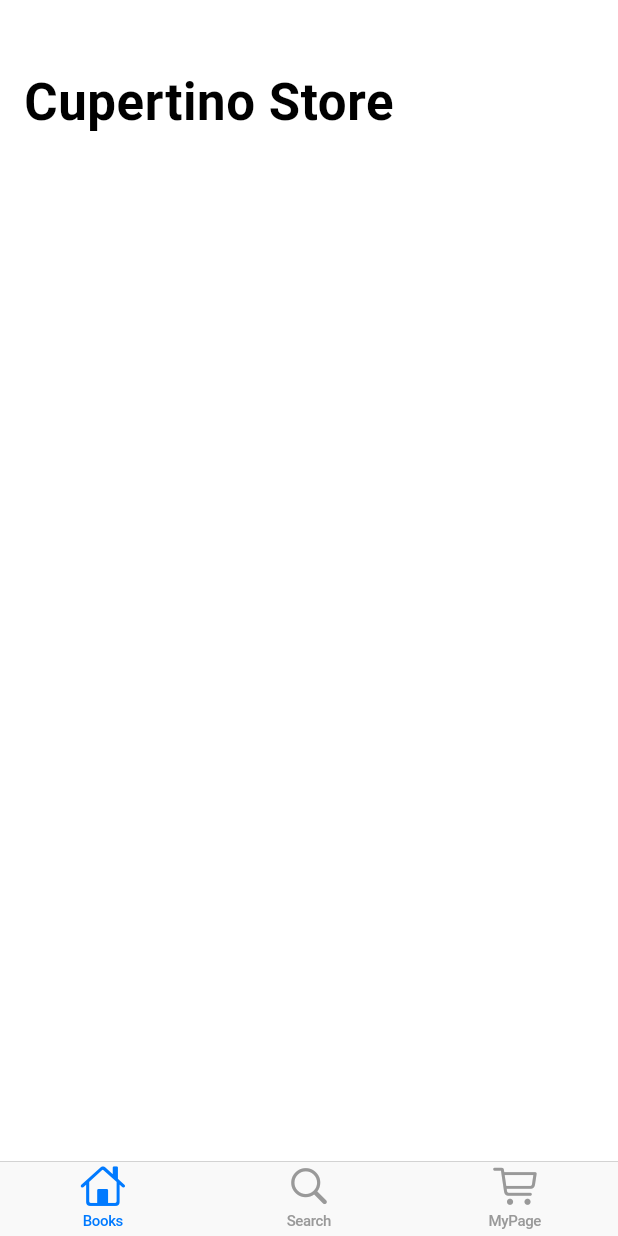
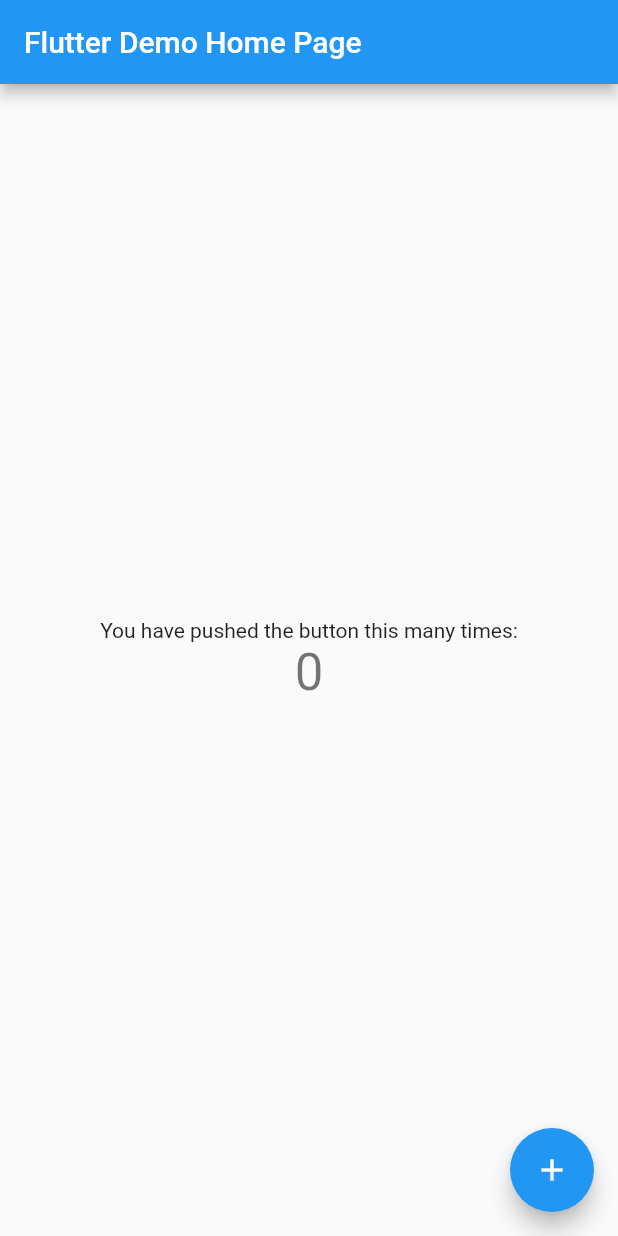
Before and after one commit to kopro-ov/flutter_book_club, a Flutter app: the screen it shows after launch, on a phone screen of 412 x 824 dp. Run offline on Flutter 3.47's test engine with Material 2 defaults, Android fonts, the phone set to English and light mode, and no system bars.

Commit message:
init flutter project

```diff
--- a/lib/app.dart
+++ /dev/null
@@ -1,76 +0,0 @@
-import 'package:flutter/cupertino.dart';
-import 'package:flutter/services.dart';
-
-import 'book_club_list_tab.dart';
-import 'search_tab.dart';
-import 'mypage.dart';
-
-class CupertinoStoreApp extends StatelessWidget {
-  const CupertinoStoreApp({Key? key}) : super(key: key);
-
-  @override
-  Widget build(BuildContext context) {
-    // This app is designed only to work vertically, so we limit
-    // orientations to portrait up and down.
-    SystemChrome.setPreferredOrientations(
-        [DeviceOrientation.portraitUp, DeviceOrientation.portraitDown]);
-
-    return const CupertinoApp(
-      theme: CupertinoThemeData(brightness: Brightness.light),
-      home: CupertinoStoreHomePage(),
-    );
-  }
-}
-
-class CupertinoStoreHomePage extends StatelessWidget {
-  const CupertinoStoreHomePage({Key? key}) : super(key: key);
-
-  @override
-  Widget build(BuildContext context) {
-    return CupertinoTabScaffold(
-      tabBar: CupertinoTabBar(
-        items: const <BottomNavigationBarItem>[
-          BottomNavigationBarItem(
-            icon: Icon(CupertinoIcons.home),
-            label: 'Books',
-          ),
-          BottomNavigationBarItem(
-            icon: Icon(CupertinoIcons.search),
-            label: 'Search',
-          ),
-          BottomNavigationBarItem(
-            icon: Icon(CupertinoIcons.shopping_cart),
-            label: 'MyPage',
-          ),
-        ],
-      ),
-      tabBuilder: (context, index) {
-        late final CupertinoTabView returnValue;
-        switch (index) {
-          case 0:
-            returnValue = CupertinoTabView(builder: (context) {
-              return const CupertinoPageScaffold(
-                child: BookClubListTab(),
-              );
-            });
-            break;
-          case 1:
-            returnValue = CupertinoTabView(builder: (context) {
-              return const CupertinoPageScaffold(
-                child: SearchTab(),
-              );
-            });
-            break;
-          case 2:
-            returnValue = CupertinoTabView(builder: (context) {
-              return const CupertinoPageScaffold(
-                child: MyPageTab(),
-              );
-            });
-            break;
-        }
-        return returnValue;
-      },
-    );
-  }
-}
--- a/lib/book_club_list_tab.dart
+++ /dev/null
@@ -1,23 +0,0 @@
-import 'package:flutter/cupertino.dart';
-import 'package:provider/provider.dart';
-
-import 'model/app_state_model.dart';
-
-class BookClubListTab extends StatelessWidget {
-  const BookClubListTab({Key? key}) : super(key: key);
-
-  @override
-  Widget build(BuildContext context) {
-    return Consumer<AppStateModel>(
-      builder: (context, model, child) {
-        return const CustomScrollView(
-          slivers: <Widget>[
-            CupertinoSliverNavigationBar(
-              largeTitle: Text('Cupertino Store'),
-            ),
-          ],
-        );
-      },
-    );
-  }
-}
--- a/lib/main.dart
+++ b/lib/main.dart
@@ -1,14 +1,115 @@
-import 'package:flutter/cupertino.dart';
-import 'package:provider/provider.dart';
-
-import 'app.dart';
-import 'model/app_state_model.dart';
+import 'package:flutter/material.dart';
 
 void main() {
-  return runApp(
-   ChangeNotifierProvider<AppStateModel>(            // NEW
-     create: (_) => AppStateModel()..loadBookClubs(), // NEW
-     child: const CupertinoStoreApp(),               // NEW
-   ),
- );
+  runApp(const MyApp());
 }
+
+class MyApp extends StatelessWidget {
+  const MyApp({Key? key}) : super(key: key);
+
+  // This widget is the root of your application.
+  @override
+  Widget build(BuildContext context) {
+    return MaterialApp(
+      title: 'Flutter Demo',
+      theme: ThemeData(
+        // This is the theme of your application.
+        //
+        // Try running your application with "flutter run". You'll see the
+        // application has a blue toolbar. Then, without quitting the app, try
+        // changing the primarySwatch below to Colors.green and then invoke
+        // "hot reload" (press "r" in the console where you ran "flutter run",
+        // or simply save your changes to "hot reload" in a Flutter IDE).
+        // Notice that the counter didn't reset back to zero; the application
+        // is not restarted.
+        primarySwatch: Colors.blue,
+      ),
+      home: const MyHomePage(title: 'Flutter Demo Home Page'),
+    );
+  }
+}
+
+class MyHomePage extends StatefulWidget {
+  const MyHomePage({Key? key, required this.title}) : super(key: key);
+
+  // This widget is the home page of your application. It is stateful, meaning
+  // that it has a State object (defined below) that contains fields that affect
+  // how it looks.
+
+  // This class is the configuration for the state. It holds the values (in this
+  // case the title) provided by the parent (in this case the App widget) and
+  // used by the build method of the State. Fields in a Widget subclass are
+  // always marked "final".
+
+  final String title;
+
+  @override
+  State<MyHomePage> createState() => _MyHomePageState();
+}
+
+class _MyHomePageState extends State<MyHomePage> {
+  int _counter = 0;
+
+  void _incrementCounter() {
+    setState(() {
+      // This call to setState tells the Flutter framework that something has
+      // changed in this State, which causes it to rerun the build method below
+      // so that the display can reflect the updated values. If we changed
+      // _counter without calling setState(), then the build method would not be
+      // called again, and so nothing would appear to happen.
+      _counter++;
+    });
+  }
+
+  @override
+  Widget build(BuildContext context) {
+    // This method is rerun every time setState is called, for instance as done
+    // by the _incrementCounter method above.
+    //
+    // The Flutter framework has been optimized to make rerunning build methods
+    // fast, so that you can just rebuild anything that needs updating rather
+    // than having to individually change instances of widgets.
+    return Scaffold(
+      appBar: AppBar(
+        // Here we take the value from the MyHomePage object that was created by
+        // the App.build method, and use it to set our appbar title.
+        title: Text(widget.title),
+      ),
+      body: Center(
+        // Center is a layout widget. It takes a single child and positions it
+        // in the middle of the parent.
+        child: Column(
+          // Column is also a layout widget. It takes a list of children and
+          // arranges them vertically. By default, it sizes itself to fit its
+          // children horizontally, and tries to be as tall as its parent.
+          //
+          // Invoke "debug painting" (press "p" in the console, choose the
+          // "Toggle Debug Paint" action from the Flutter Inspector in Android
+          // Studio, or the "Toggle Debug Paint" command in Visual Studio Code)
+          // to see the wireframe for each widget.
+          //
+          // Column has various properties to control how it sizes itself and
+          // how it positions its children. Here we use mainAxisAlignment to
+          // center the children vertically; the main axis here is the vertical
+          // axis because Columns are vertical (the cross axis would be
+          // horizontal).
+          mainAxisAlignment: MainAxisAlignment.center,
+          children: <Widget>[
+            const Text(
+              'You have pushed the button this many times:',
+            ),
+            Text(
+              '$_counter',
+              style: Theme.of(context).textTheme.headline4,
+            ),
+          ],
+        ),
+      ),
+      floatingActionButton: FloatingActionButton(
+        onPressed: _incrementCounter,
+        tooltip: 'Increment',
+        child: const Icon(Icons.add),
+      ), // This trailing comma makes auto-formatting nicer for build methods.
+    );
+  }
+}
--- a/lib/model/app_state_model.dart
+++ /dev/null
@@ -1,26 +0,0 @@
-import 'package:flutter/foundation.dart' as foundation;
-
-import 'book_club.dart';
-import 'book_club_repository.dart';
-
-double _salesTaxRate = 0.06;
-double _shippingCostPerItem = 7;
-
-class AppStateModel extends foundation.ChangeNotifier {
-
-  // All the available BookClub.
-  List<BookClub> _availableBookClub = [];
-
-  // The currently selected category of bookclub.
-  BookClubCategory _selectedBookClubCategory = BookClubCategory.all;
-
-  BookClubCategory get selectedBookClubCategory {
-    return _selectedBookClubCategory;
-  }
-
-  void loadBookClubs() {
-    _availableBookClub = BookClubRepository.loadBookClubs(BookClubCategory.all);
-    notifyListeners();
-  }
-
-}
--- a/lib/model/book_club.dart
+++ /dev/null
@@ -1,28 +0,0 @@
-enum BookClubCategory {
-  all,
-  accessories,
-  clothing,
-  home,
-}
-
-class BookClub {
-  const BookClub({
-    required this.category,
-    required this.id,
-    required this.isFeatured,
-    required this.name,
-    required this.price,
-  });
-
-  final BookClubCategory category;
-  final int id;
-  final bool isFeatured;
-  final String name;
-  final int price;
-
-  String get assetName => '$id-0.jpg';
-  String get assetPackage => 'shrine_images';
-
-  @override
-  String toString() => '$name (id=$id)';
-}
--- a/lib/model/book_club_repository.dart
+++ /dev/null
@@ -1,38 +0,0 @@
-// THIS IS A SAMPLE FILE. Get the full content at the link above.
-
-import 'book_club.dart';
-
-class BookClubRepository {
- static const _allBookClubs = <BookClub>[
-   BookClub(
-     category: BookClubCategory.accessories,
-     id: 0,
-     isFeatured: true,
-     name: 'Vagabond sack',
-     price: 120,
-   ),
-   BookClub(
-     category: BookClubCategory.home,
-     id: 9,
-     isFeatured: true,
-     name: 'Gilt desk trio',
-     price: 58,
-   ),
-   BookClub(
-     category: BookClubCategory.clothing,
-     id: 33,
-     isFeatured: true,
-     name: 'Cerise scallop tee',
-     price: 42,
-   ),
-   // THIS IS A SAMPLE FILE. Get the full content at the link above.
- ];
-
- static List<BookClub> loadBookClubs(BookClubCategory category) {
-   if (category == BookClubCategory.all) {
-     return _allBookClubs;
-   } else {
-     return _allBookClubs.where((p) => p.category == category).toList();
-   }
- }
-}
--- a/pubspec.yaml
+++ b/pubspec.yaml
@@ -1,4 +1,4 @@
-name: flutter_book_club
+name: book_club
 description: A new Flutter project.
 
 # The following line prevents the package from being accidentally published to
@@ -34,9 +34,6 @@ dependencies:
   # The following adds the Cupertino Icons font to your application.
   # Use with the CupertinoIcons class for iOS style icons.
   cupertino_icons: ^1.0.2
-  intl: ^0.17.0
-  provider: ^6.0.2
-  shrine_images: ^2.0.1
 
 dev_dependencies:
   flutter_test:
```
Also changed, not shown: lib/model/book.dart (deleted, +0 -28 lines), lib/model/book_repository.dart (deleted, +0 -34 lines), lib/mypage.dart (deleted, +0 -30 lines), lib/search_tab.dart (deleted, +0 -23 lines), lib/styles.dart (deleted, +0 -53 lines), pubspec.lock, 15 other files.
